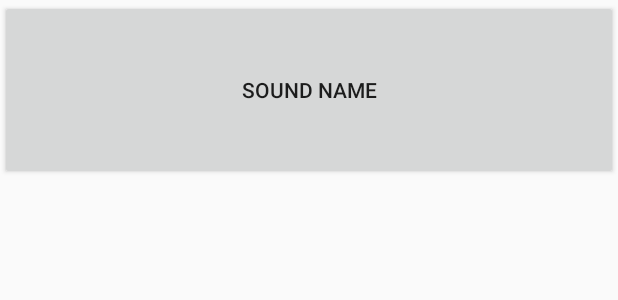
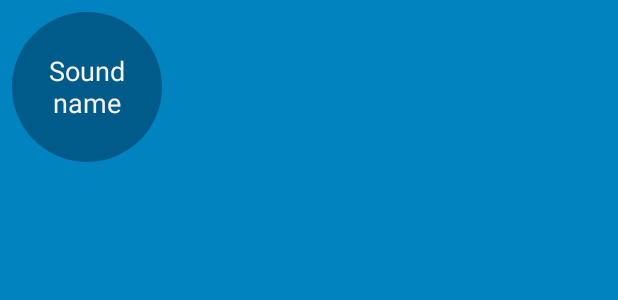
Before and after one commit to YorkHe/BeatBox, an Android app: the layout list_item_sound.xml on its own in the app's theme, with its tools: preview values and no code run, on a phone screen of 412 x 824 dp. Shown: the top 300 px of the screen. Run offline under Robolectric (Android 15) with nearby library versions, the phone set to English and light mode, and no system bars.

Commit message:
finish after styled

```diff
--- /dev/null
+++ b/app/src/main/res/drawable/button_beat_box.xml
@@ -0,0 +1,6 @@
+<?xml version="1.0" encoding="utf-8"?>
+<selector xmlns:android="http://schemas.android.com/apk/res/android">
+    <item android:drawable="@drawable/button_beat_box_pressed"
+          android:state_pressed="true"/>
+    <item android:drawable="@drawable/button_beat_box_normal"/>
+</selector>
--- /dev/null
+++ b/app/src/main/res/drawable/button_beat_box_normal.xml
@@ -0,0 +1,7 @@
+<?xml version="1.0" encoding="utf-8"?>
+<shape xmlns:android="http://schemas.android.com/apk/res/android"
+    android:shape="oval">
+
+    <solid
+        android:color="@color/dark_blue"/>
+</shape>
--- /dev/null
+++ b/app/src/main/res/drawable/button_beat_box_pressed.xml
@@ -0,0 +1,18 @@
+<?xml version="1.0" encoding="utf-8"?>
+<layer-list xmlns:android="http://schemas.android.com/apk/res/android">
+    <item>
+        <shape
+            android:shape="oval">
+            <solid
+                android:color="@color/red"/>
+
+        </shape>
+    </item>
+    <item>
+        <shape android:shape="oval">
+            <stroke
+                android:width="4dp"
+                android:color="@color/dark_red"/>
+        </shape>
+    </item>
+</layer-list>
--- a/app/src/main/res/layout/list_item_sound.xml
+++ b/app/src/main/res/layout/list_item_sound.xml
@@ -1,9 +1,17 @@
 <?xml version="1.0" encoding="utf-8"?>
-<Button xmlns:android="http://schemas.android.com/apk/res/android"
-        xmlns:tools="http://schemas.android.com/tools"
+
+<FrameLayout
+    xmlns:android="http://schemas.android.com/apk/res/android"
+    xmlns:tools="http://schemas.android.com/tools"
+    android:layout_margin="8dp"
+    android:layout_width="wrap_content"
+    android:layout_height="wrap_content">
+
+    <Button
+        android:layout_width="100dp"
+        android:layout_height="100dp"
         android:id="@+id/list_item_sound_button"
-        android:layout_width="match_parent"
-        android:layout_height="120dp"
-        tools:text="Sound name">
+        android:layout_gravity="center"
+        tools:text="Sound name"/>
 
-</Button>
+</FrameLayout>
--- a/app/src/main/res/values/colors.xml
+++ b/app/src/main/res/values/colors.xml
@@ -3,4 +3,9 @@
     <color name="colorPrimary">#3F51B5</color>
     <color name="colorPrimaryDark">#303F9F</color>
     <color name="colorAccent">#FF4081</color>
+    <color name="red">#F44336</color>
+    <color name="dark_red">#C3352B</color>
+    <color name="gray">#607D8B</color>
+    <color name="soothing_blue">#0083BF</color>
+    <color name="dark_blue">#005A8A</color>
 </resources>
--- a/app/src/main/res/values/styles.xml
+++ b/app/src/main/res/values/styles.xml
@@ -1,11 +1,18 @@
 <resources>
 
     <!-- Base application theme. -->
-    <style name="AppTheme" parent="Theme.AppCompat.Light.DarkActionBar">
+    <style name="AppTheme" parent="Theme.AppCompat">
         <!-- Customize your theme here. -->
-        <item name="colorPrimary">@color/colorPrimary</item>
-        <item name="colorPrimaryDark">@color/colorPrimaryDark</item>
-        <item name="colorAccent">@color/colorAccent</item>
+        <item name="colorPrimary">@color/red</item>
+        <item name="colorPrimaryDark">@color/dark_red</item>
+        <item name="colorAccent">@color/gray</item>
+
+        <item name="android:colorBackground">@color/soothing_blue</item>
+        <item name="android:buttonStyle">@style/BeatBoxButton</item>
+    </style>
+
+    <style name="BeatBoxButton" parent="android:style/Widget.Holo.Button">
+        <item name="android:background">@drawable/button_beat_box</item>
     </style>
 
 </resources>
```
